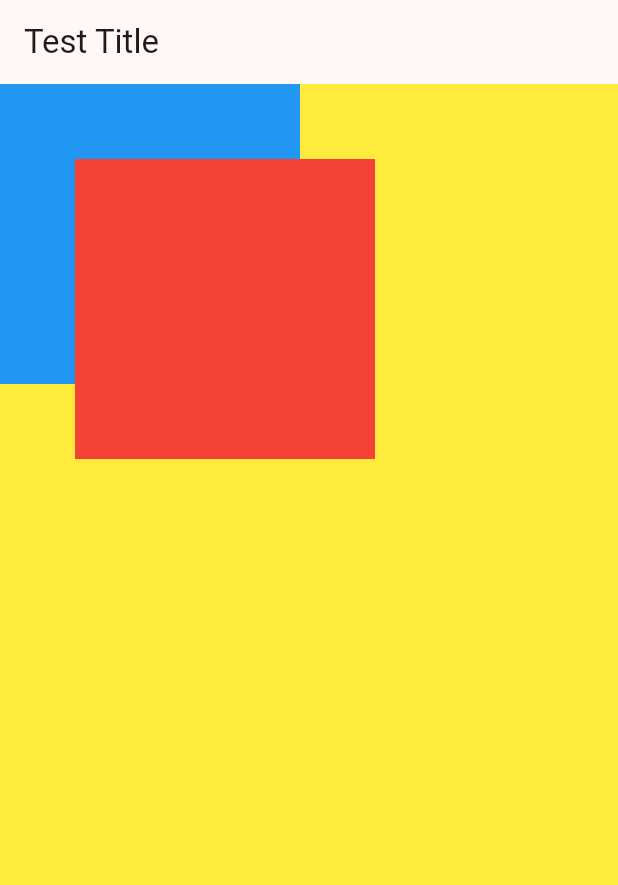
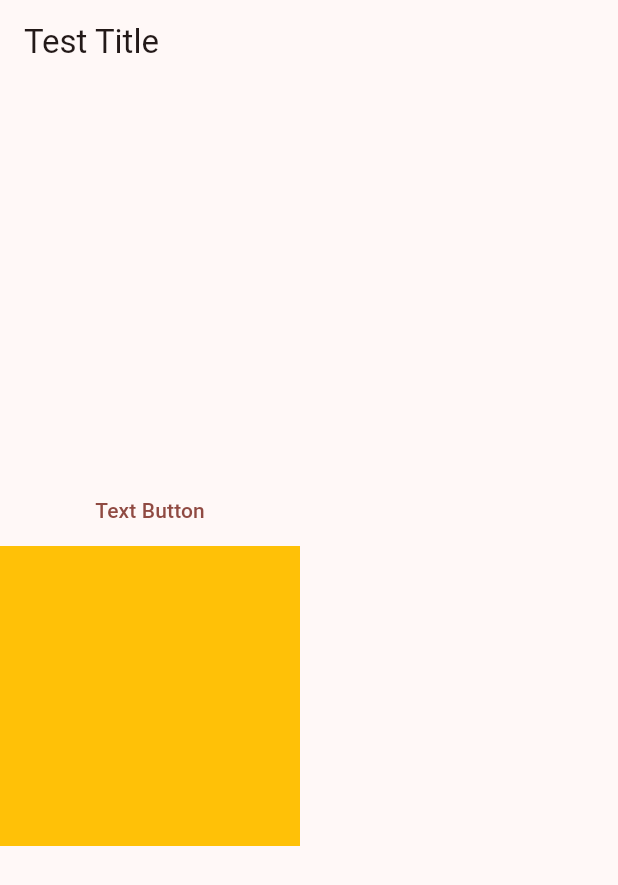
Before and after one commit to sunjom/Baobab_AppFront, a Flutter app: the screen it shows after launch, on a phone screen of 412 x 824 dp. Shown: the top 885 px of the screen. Run offline on Flutter 3.47's test engine with Material 3 defaults, Android fonts, the phone set to English and light mode, and no system bars.

Commit message:
[FE] TextButton, GestureDetector 공부

```diff
--- a/code/lib/main.dart
+++ b/code/lib/main.dart
@@ -35,27 +35,19 @@ class _MyHomePageState extends State<MyHomePage> {
       appBar: AppBar(
         title:const Text("Test Title"),
       ),
-      body: Container(
-        //배경색 주는 방법.
-        width: MediaQuery.of(context).size.width,
-        height:MediaQuery.of(context).size.height,
-        color:Colors.yellow,
-        //Stack을 사용하면 Container들끼리 겹침 => Position을 정해줘야 함.
-        child: Stack(
-          children: [
-            Container(
-              width: 200,
-              height:200,
-              color:Colors.blue,
-            ),
-            Container(
-              width: 200,
-              height:200,
-              margin: const EdgeInsets.only(top:50, left:50),
-              color:Colors.red,
-            )
-          ],
-        ),
+
+      body: Column(
+        mainAxisAlignment: MainAxisAlignment.center,
+        children: [
+          TextButton(onPressed: () => print("testButton Clicked"), child: const Text("Text Button")),
+          GestureDetector(onTap: () => print("GestureDetector used"),
+          child: Container(
+            width:200,
+            height: 200,
+            color:Colors.amber
+          )
+          )
+        ]
       )
     );
   }
```
